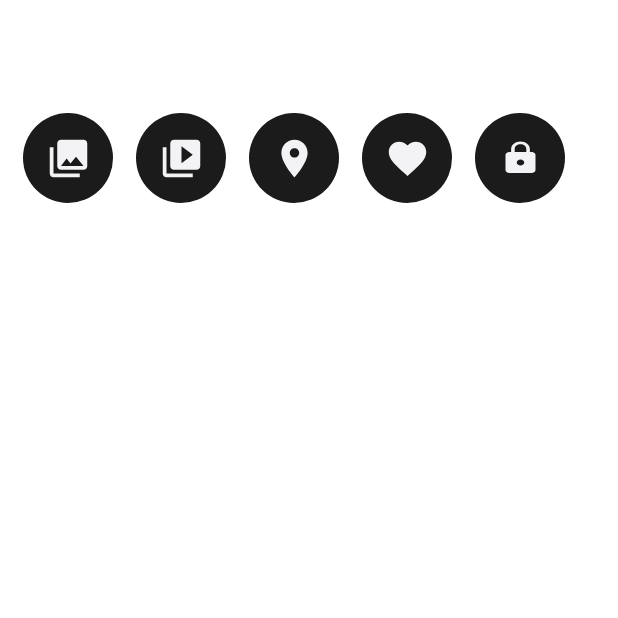
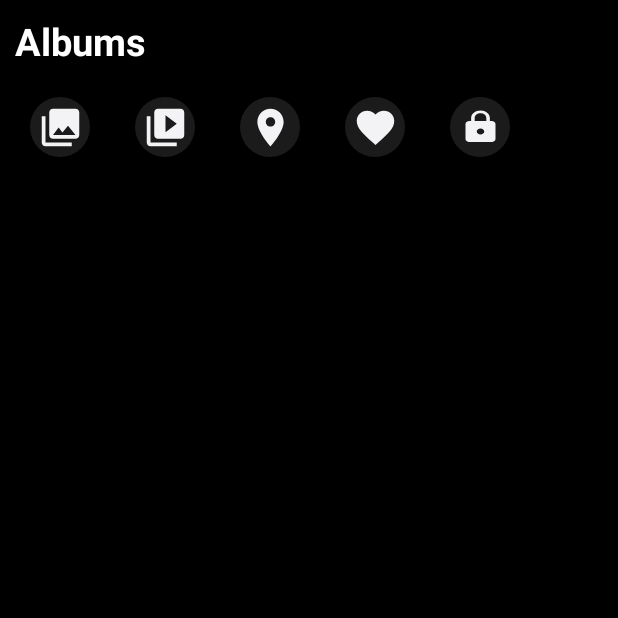
Before and after one commit to hoangphuc184/Mobile-project, an Android app: the screen it shows after launch (MainActivity), on a phone screen of 412 x 824 dp, the top half of it. Run offline under Robolectric (Android 15) with nearby library versions, the phone set to English and light mode, and no system bars.

Commit message:
+Adjust UI size

```diff
--- a/Gallery/app/src/main/res/drawable/custom_button.xml
+++ b/Gallery/app/src/main/res/drawable/custom_button.xml
@@ -1,6 +1,6 @@
 <?xml version="1.0" encoding="utf-8"?>
 <shape xmlns:android="http://schemas.android.com/apk/res/android" android:shape="rectangle">
     <solid android:color="#1b1b1b"/>
-    <size android:height="60dp" android:width="60dp"/>
+    <size android:height="40dp" android:width="40dp"/>
     <corners android:radius="30dp"/>
 </shape>
--- a/Gallery/app/src/main/res/layout/activity_main.xml
+++ b/Gallery/app/src/main/res/layout/activity_main.xml
@@ -3,7 +3,7 @@
     android:layout_width="match_parent"
     android:layout_height="match_parent"
     xmlns:tools="http://schemas.android.com/tools"
-    android:background="@color/white"
+    android:background="@color/black"
     android:orientation="vertical"
     tools:context=".MainActivity">
 
@@ -15,7 +15,7 @@
             android:layout_width="wrap_content"
             android:layout_height="wrap_content"
             android:textColor="@color/white"
-            android:textSize="35dp"
+            android:textSize="25dp"
             android:padding="10dp"
             android:text="Albums"
             android:textStyle="bold"
@@ -26,66 +26,77 @@
         android:layout_width="match_parent"
         android:layout_height="wrap_content"
         android:orientation="horizontal"
-        android:paddingBottom="5dp">
+        android:background="@color/black"
+        android:padding="10dp">
         <ImageButton
             android:id="@+id/photos_view"
             android:layout_width="wrap_content"
             android:layout_height="wrap_content"
-            android:layout_marginTop="8dp"
-            android:layout_marginBottom="8dp"
-            android:layout_marginLeft="15dp"
-            android:layout_marginRight="15dp"
+            android:layout_gravity="center"
+            android:layout_marginLeft="10dp"
             android:background="@drawable/custom_button"
             android:src="@drawable/ic_photo"/>
         <ImageButton
             android:id="@+id/videos_view"
             android:layout_width="wrap_content"
             android:layout_height="wrap_content"
-            android:layout_marginTop="8dp"
-            android:layout_marginBottom="8dp"
-            android:layout_marginRight="15dp"
+            android:layout_marginLeft="30dp"
+            android:layout_gravity="center"
             android:background="@drawable/custom_button"
             android:src="@drawable/ic_video"/>
         <ImageButton
             android:id="@+id/location_view"
             android:layout_width="wrap_content"
             android:layout_height="wrap_content"
-            android:layout_marginTop="8dp"
-            android:layout_marginBottom="8dp"
-            android:layout_marginRight="15dp"
+            android:layout_gravity="center"
+            android:layout_marginLeft="30dp"
             android:background="@drawable/custom_button"
             android:src="@drawable/ic_location"/>
         <ImageButton
             android:id="@+id/favorite_view"
             android:layout_width="wrap_content"
             android:layout_height="wrap_content"
-            android:layout_marginTop="8dp"
-            android:layout_marginBottom="8dp"
-            android:layout_marginRight="15dp"
+            android:layout_gravity="center"
+            android:layout_marginLeft="30dp"
             android:background="@drawable/custom_button"
             android:src="@drawable/ic_favorite"/>
         <ImageButton
             android:id="@+id/secure_view"
             android:layout_width="wrap_content"
             android:layout_height="wrap_content"
-            android:layout_marginTop="8dp"
-            android:layout_marginBottom="8dp"
-            android:layout_marginRight="5dp"
+            android:layout_gravity="center"
+            android:layout_marginLeft="30dp"
             android:background="@drawable/custom_button"
             android:src="@drawable/ic_lock"/>
 
     </LinearLayout>
 
-    <GridView
-        android:id="@+id/grid_view"
+    <LinearLayout
         android:layout_width="match_parent"
         android:layout_height="match_parent"
-        android:columnWidth="90dp"
-        android:gravity="center"
-        android:horizontalSpacing="10dp"
-        android:numColumns="2"
-        android:stretchMode="columnWidth"
-        android:verticalSpacing="100dp"></GridView>
+        android:orientation="vertical">
+        <RelativeLayout
+            android:layout_width="match_parent"
+            android:layout_height="56dp">
+
+            <TextView
+                android:layout_width="wrap_content"
+                android:layout_height="wrap_content"
+                android:id="@+id/gallery_number"
+                android:layout_centerVertical="true"
+                android:layout_marginLeft="16dp"
+                android:textColor="@color/white"
+                android:textSize="18dp"
+                android:textStyle="bold"/>
+        </RelativeLayout>
+
+        <androidx.recyclerview.widget.RecyclerView
+            android:layout_width="match_parent"
+            android:layout_height="wrap_content"
+            android:id="@+id/recyclerview_gallery_images"
+            />
+
+    </LinearLayout>
 
 
 </LinearLayout>
```
